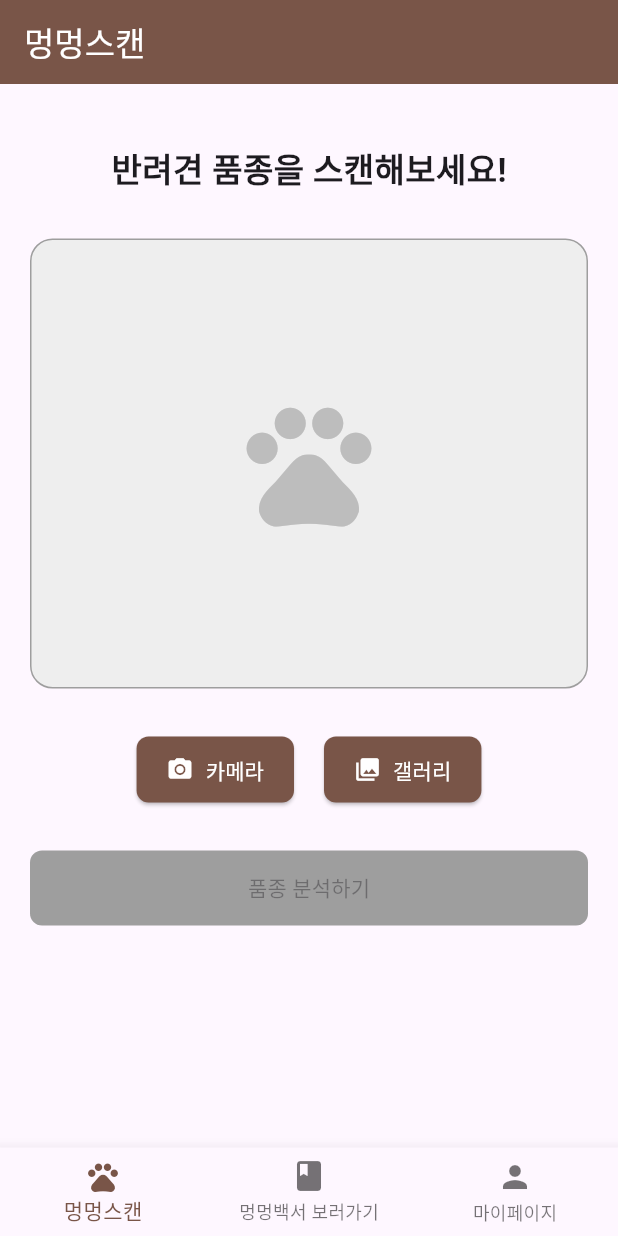
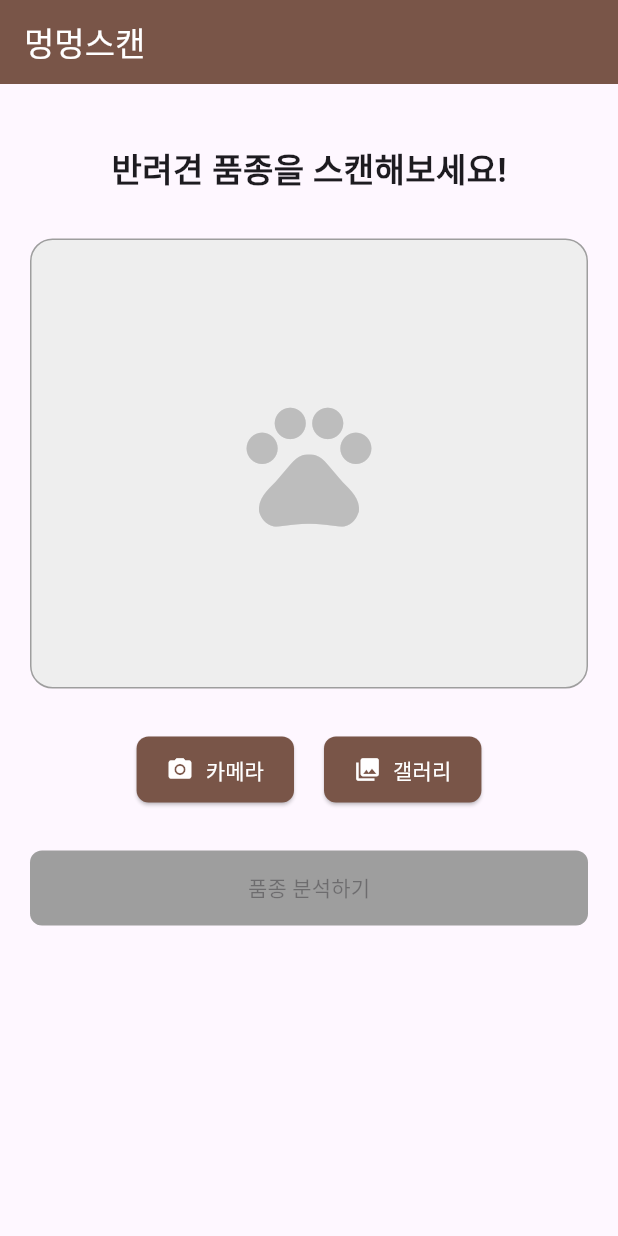
Before and after one commit to SEO84/deep_bark, a Flutter app: the HomeScreen screen opened by its route, after a tap on "카메라", on a phone screen of 412 x 824 dp. Run offline on Flutter 3.47's test engine with Material 3 defaults, Android fonts, the light colour scheme and no system bars; our stand-ins replace geocoding, google_maps_flutter, google_sign_in, image_picker, shared_preferences, webview_flutter; missing offline and left inert: google_maps_custom_marker, kakao_flutter_sdk; accounts and stored records are empty; network calls fail; Roboto replaces fonts that are missing (NotoSansKR).

```diff
--- a/App_flutter/assets/i18n/ko.json
+++ b/App_flutter/assets/i18n/ko.json
@@ -6,7 +6,7 @@
   "camera": "카메라",
   "gallery": "갤러리",
   "analyze": "품종 분석하기",
-  "encyclopedia": "멍멍백서 보러가기",
+  "encyclopedia": "멍멍백서",
   "profile": "마이페이지",
   "change_profile_image": "프로필 이미지 변경",
   "logged_in_with_google": "Google 계정으로 로그인됨",
--- a/App_flutter/lib/main.dart
+++ b/App_flutter/lib/main.dart
@@ -1,6 +1,5 @@
 // lib/main.dart
 import 'package:flutter/material.dart';
-// import 'package:firebase_core/firebase_core.dart'; // 주석 처리
 import 'package:kakao_flutter_sdk/kakao_flutter_sdk.dart'; // 카카오 SDK import 추가
 import 'package:flutter_localizations/flutter_localizations.dart';
 import 'package:provider/provider.dart';
@@ -15,6 +14,7 @@ import 'screens/dog_encyclopedia_screen.dart';
 import 'screens/breed_detail_screen.dart';
 import 'screens/profile_screen.dart';
 import 'screens/language_settings_screen.dart';
+import 'screens/main_screen.dart'; // 새로운 메인 화면 추가
 
 // 서비스 import
 import 'services/auth_service.dart';
@@ -96,6 +96,7 @@ class MyApp extends StatelessWidget {
             '/login': (context) => LoginScreen(),
             '/signup': (context) => SignupScreen(),
             '/home': (context) => HomeScreen(),
+            '/main': (context) => MainScreen(), // 메인 탭 화면 추가
             '/result': (context) => ScanResultScreen(),
             '/encyclopedia': (context) => DogEncyclopediaScreen(),
             '/breed_detail': (context) => BreedDetailScreen(),
--- a/App_flutter/lib/screens/dog_encyclopedia_screen.dart
+++ b/App_flutter/lib/screens/dog_encyclopedia_screen.dart
@@ -156,6 +156,7 @@ class _DogEncyclopediaScreenState extends State<DogEncyclopediaScreen>
     return Scaffold(
       appBar: AppBar(
         title: Text(localizations.translate('dog_encyclopedia')),
+        automaticallyImplyLeading: false,
         bottom: TabBar(
           controller: _tabController,
           splashFactory: NoSplash.splashFactory,
--- a/App_flutter/lib/screens/home_screen.dart
+++ b/App_flutter/lib/screens/home_screen.dart
@@ -72,9 +72,7 @@ class _HomeScreenState extends State<HomeScreen> {
     final localizations = AppLocalizations.of(context);
     final localeProvider = Provider.of<LocaleProvider>(context);
 
-    return WillPopScope(
-      onWillPop: () async => false, // 뒤로가기 동작 방지
-      child: Scaffold(
+    return Scaffold(
       appBar: AppBar(
         automaticallyImplyLeading: false,  // 뒤로가기 버튼 비활성화
         title: Text(localizations.translate('app_title')),
@@ -163,34 +161,6 @@ class _HomeScreenState extends State<HomeScreen> {
           ),
         ),
       ),
-        bottomNavigationBar: BottomNavigationBar(
-          currentIndex: 0,
-          selectedItemColor: Colors.brown,
-          items: [
-            BottomNavigationBarItem(
-              icon: Icon(Icons.pets),
-              label: localizations.translate('dog_scan'),
-            ),
-            BottomNavigationBarItem(
-              icon: Icon(Icons.book),
-              label: localizations.translate('encyclopedia'),
-            ),
-            BottomNavigationBarItem(
-              icon: Icon(Icons.person),
-              label: localizations.translate('profile'),
-            ),
-          ],
-          onTap: (index) {
-            if (index == 0) {
-              // 현재 화면이므로 아무 동작 안함
-            } else if (index == 1) {
-              Navigator.pushNamed(context, "/encyclopedia");
-            } else if (index == 2) {
-              Navigator.pushNamed(context, "/profile");
-            }
-          },
-        ),
-      ),
     );
   }
 }
--- a/App_flutter/lib/screens/login_screen.dart
+++ b/App_flutter/lib/screens/login_screen.dart
@@ -201,7 +201,7 @@ class _LoginScreenState extends State<LoginScreen> {
         _emailController.text,
         _passwordController.text,
       );
-      Navigator.pushReplacementNamed(context, '/home');
+      Navigator.pushReplacementNamed(context, '/main');
     } catch (e) {
       ScaffoldMessenger.of(context).showSnackBar(
         SnackBar(
@@ -227,7 +227,7 @@ class _LoginScreenState extends State<LoginScreen> {
     try {
       bool success = await _authService.signInWithGoogle();
       if (success) {
-        Navigator.pushReplacementNamed(context, '/home');
+        Navigator.pushReplacementNamed(context, '/main');
       } else {
         ScaffoldMessenger.of(context).showSnackBar(
           SnackBar(
@@ -261,7 +261,7 @@ class _LoginScreenState extends State<LoginScreen> {
       bool success = await _authService.signInWithKakao();
 
       if (success) {
-        Navigator.pushReplacementNamed(context, '/home');
+        Navigator.pushReplacementNamed(context, '/main');
       } else {
         ScaffoldMessenger.of(context).showSnackBar(
           SnackBar(
--- a/App_flutter/lib/screens/profile_screen.dart
+++ b/App_flutter/lib/screens/profile_screen.dart
@@ -47,7 +47,10 @@ class _ProfileScreenState extends State<ProfileScreen> {
     print('빌드 시 사용자 정보: ${authService.userName}, ${authService.userEmail}');
 
     return Scaffold(
-      appBar: AppBar(title: Text(localizations.translate('profile'))),
+      appBar: AppBar(
+        automaticallyImplyLeading: false, // 뒤로가기 버튼 비활성화
+        title: Text(localizations.translate('profile'))
+      ),
       body: SingleChildScrollView(
         child: Padding(
           padding: const EdgeInsets.all(16.0),
--- a/App_flutter/lib/screens/splash_screen.dart
+++ b/App_flutter/lib/screens/splash_screen.dart
@@ -21,7 +21,7 @@ class _SplashScreenState extends State<SplashScreen> {
     final authService = Provider.of<AuthService>(context, listen: false);
 
     if (authService.isLoggedIn) {
-      Navigator.pushReplacementNamed(context, '/home');
+      Navigator.pushReplacementNamed(context, '/main');
     } else {
       Navigator.pushReplacementNamed(context, '/login');
     }
```
Also changed, not shown: App_flutter/lib/screens/main_screen.dart (deleted, +0 -209 lines). Lines whose indentation alone changed are shown as unchanged.
